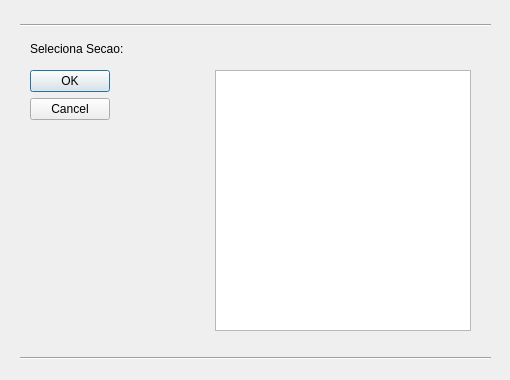
Before: the Qt Designer form visao/botaopesquisasecao.ui in AlanJP0/ItH_Estoque, drawn with Qt 5.
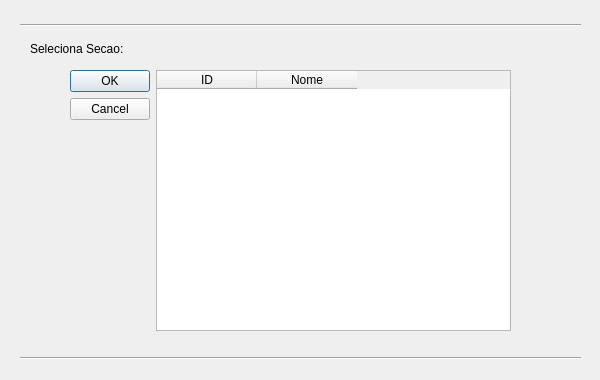
After: the same form once the commit is applied.

```diff
--- a/visao/botaopesquisasecao.ui
+++ b/visao/botaopesquisasecao.ui
@@ -6,13 +6,13 @@
    <rect>
     <x>0</x>
     <y>0</y>
-    <width>510</width>
+    <width>600</width>
     <height>380</height>
    </rect>
   </property>
   <property name="maximumSize">
    <size>
-    <width>510</width>
+    <width>600</width>
     <height>380</height>
    </size>
   </property>
@@ -37,7 +37,7 @@
     <rect>
      <x>20</x>
      <y>350</y>
-     <width>471</width>
+     <width>561</width>
      <height>16</height>
     </rect>
    </property>
@@ -50,7 +50,7 @@
     <rect>
      <x>20</x>
      <y>10</y>
-     <width>471</width>
+     <width>561</width>
      <height>31</height>
     </rect>
    </property>
@@ -58,10 +58,10 @@
     <enum>Qt::Horizontal</enum>
    </property>
   </widget>
-  <widget class="QWidget" name="">
+  <widget class="QWidget" name="layoutWidget">
    <property name="geometry">
     <rect>
-     <x>30</x>
+     <x>70</x>
      <y>70</y>
      <width>441</width>
      <height>261</height>
@@ -79,20 +79,21 @@
      </widget>
     </item>
     <item>
-     <spacer name="horizontalSpacer">
-      <property name="orientation">
-       <enum>Qt::Horizontal</enum>
+     <widget class="QTableWidget" name="tabelaSelecaoSecao">
+      <property name="editTriggers">
+       <set>QAbstractItemView::NoEditTriggers</set>
       </property>
-      <property name="sizeHint" stdset="0">
-       <size>
-        <width>40</width>
-        <height>20</height>
-       </size>
-      </property>
-     </spacer>
-    </item>
-    <item>
-     <widget class="QTableWidget" name="tabelaSelecaoSecao"/>
+      <column>
+       <property name="text">
+        <string>ID</string>
+       </property>
+      </column>
+      <column>
+       <property name="text">
+        <string>Nome</string>
+       </property>
+      </column>
+     </widget>
     </item>
    </layout>
   </widget>
```
